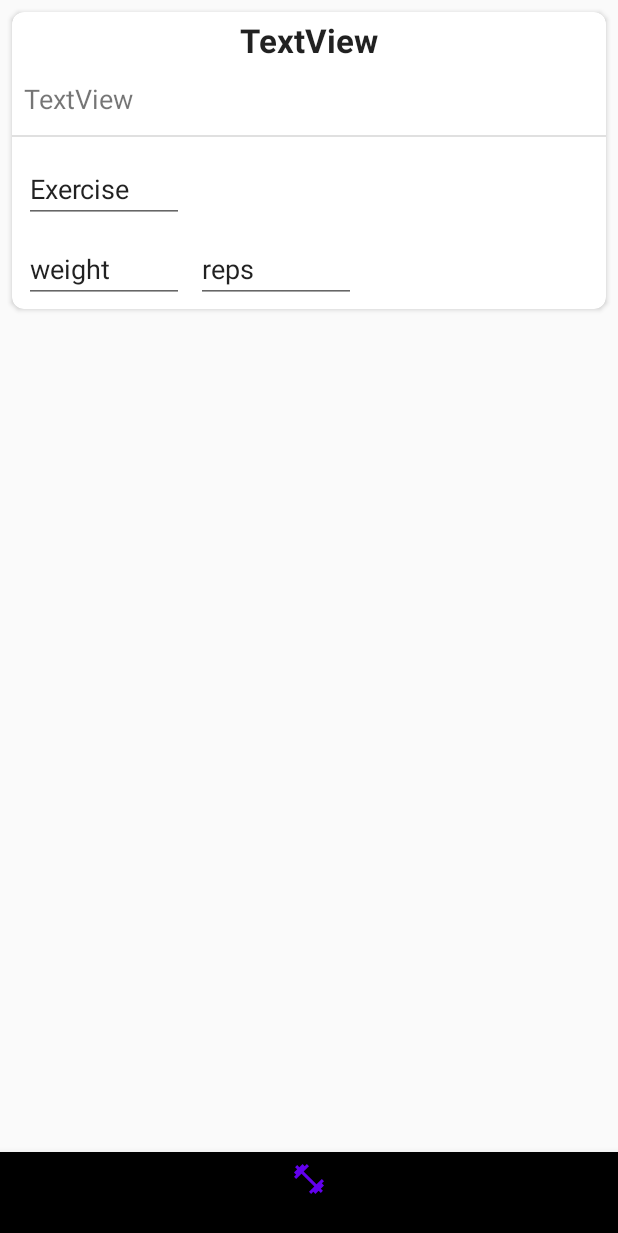
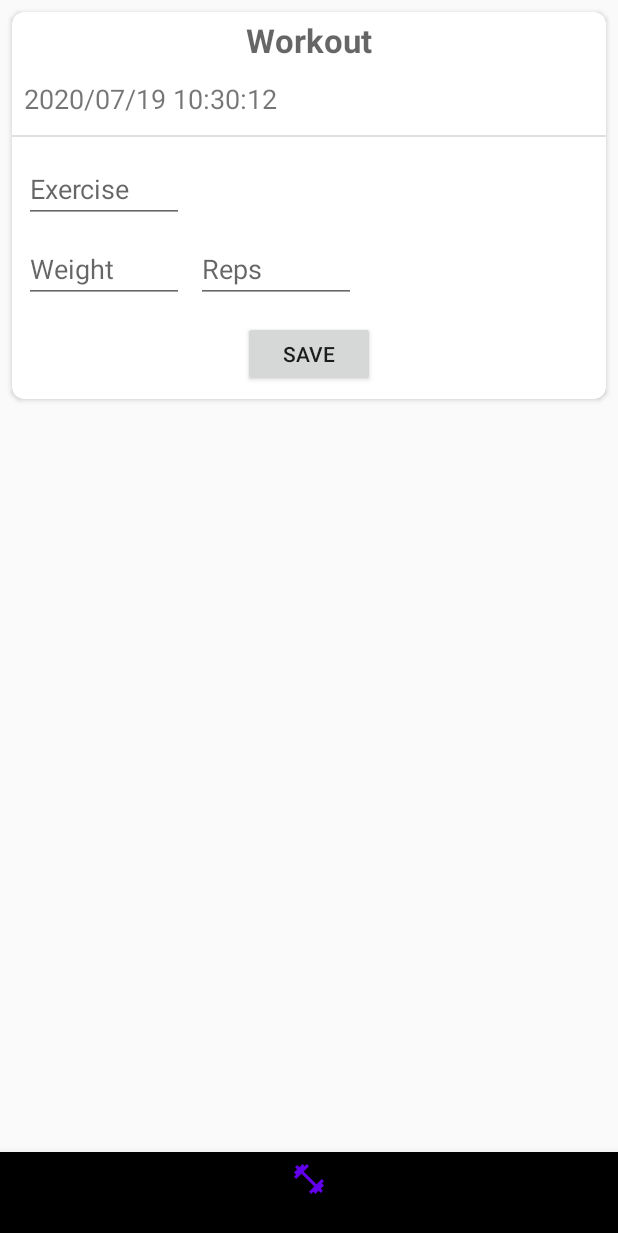
Before and after one commit to initjay/FitLift, an Android app: the fragment WorkoutDetailsFragment placed in its activity, on a phone screen of 412 x 824 dp. Shown: the top 1233 px of the screen. Run offline under Robolectric (Android 15) with nearby library versions, the phone set to English and light mode, and no system bars; libraries missing offline, so code that uses them is left out: com.parse; pictures from the network do not load; 9 statements that could not run were skipped.

Commit message:
savePost function updated with query calls changed to match new database structure.

```diff
--- a/app/build.gradle
+++ b/app/build.gradle
@@ -24,6 +24,10 @@ android {
     buildFeatures {
         viewBinding true
     }
+
+    dataBinding {
+        enabled = true
+    }
 }
 
 dependencies {
--- a/app/src/main/java/com/example/fitlift/WorkoutJournal.java
+++ b/app/src/main/java/com/example/fitlift/WorkoutJournal.java
@@ -4,7 +4,7 @@ import com.parse.ParseClassName;
 import com.parse.ParseObject;
 import com.parse.ParseUser;
 
-@ParseClassName("woJournal")
+@ParseClassName("WorkoutJournal")
 public class WorkoutJournal extends ParseObject {
 
     public static final String TAG = "Workout Journal Class";
@@ -23,4 +23,7 @@ public class WorkoutJournal extends ParseObject {
         return getParseUser(KEY_USER);
     }
 
+    public void setUser(ParseUser currentUser) {
+        put(KEY_USER, currentUser);
+    }
 }
--- a/app/src/main/java/com/example/fitlift/adapters/WorkoutJournalAdapter.java
+++ b/app/src/main/java/com/example/fitlift/adapters/WorkoutJournalAdapter.java
@@ -5,7 +5,6 @@ import android.os.Bundle;
 import android.view.LayoutInflater;
 import android.view.View;
 import android.view.ViewGroup;
-import android.widget.Toast;
 
 import androidx.annotation.NonNull;
 import androidx.fragment.app.Fragment;
@@ -61,7 +60,7 @@ public class WorkoutJournalAdapter extends RecyclerView.Adapter<WorkoutJournalAd
 
         public void bind(WorkoutJournal workoutJournal) {
             // bind the workout data to the view elements
-            binding.tvTitle.setText(workoutJournal.getTitle());
+            binding.etTitle.setText(workoutJournal.getTitle());
             binding.tvDate.setText(workoutJournal.getCreatedAt().toString());
         }
 
--- a/app/src/main/java/com/example/fitlift/fragments/WorkoutDetailsFragment.java
+++ b/app/src/main/java/com/example/fitlift/fragments/WorkoutDetailsFragment.java
@@ -1,22 +1,40 @@
 package com.example.fitlift.fragments;
 
+import android.os.Build;
 import android.os.Bundle;
 
 import androidx.annotation.NonNull;
 import androidx.annotation.Nullable;
+import androidx.annotation.RequiresApi;
 import androidx.fragment.app.Fragment;
+import androidx.fragment.app.FragmentManager;
 
+import android.util.Log;
 import android.view.LayoutInflater;
 import android.view.View;
 import android.view.ViewGroup;
 import android.widget.Toast;
 
 import com.example.fitlift.R;
+import com.example.fitlift.Workout;
+import com.example.fitlift.WorkoutJournal;
 import com.example.fitlift.databinding.FragmentWorkoutDetailsBinding;
+import com.parse.Parse;
+import com.parse.ParseException;
+import com.parse.ParseObject;
+import com.parse.ParseUser;
+import com.parse.SaveCallback;
+
+import java.time.LocalDateTime;
+import java.time.format.DateTimeFormatter;
 
 // TODO fix back button to go back to workoutFragment
 
 public class WorkoutDetailsFragment extends Fragment {
+
+    public static final String TAG = "WorkoutDetailsFragment";
+
+    private FragmentWorkoutDetailsBinding binding;
 
     public WorkoutDetailsFragment() {
         // Required empty public constructor
@@ -28,13 +46,22 @@ public class WorkoutDetailsFragment extends Fragment {
 
     }
 
+    @RequiresApi(api = Build.VERSION_CODES.O)
     @Override
     public View onCreateView(LayoutInflater inflater, ViewGroup container,
                              Bundle savedInstanceState) {
 
         // Inflate the layout for this fragment utilizing viewbinding
-        FragmentWorkoutDetailsBinding binding = FragmentWorkoutDetailsBinding.inflate(inflater, container, false);
+        binding = FragmentWorkoutDetailsBinding.inflate(inflater, container, false);
         View view = binding.getRoot();
+
+        return view;
+    }
+
+    @RequiresApi(api = Build.VERSION_CODES.O)
+    @Override
+    public void onViewCreated(@NonNull View view, @Nullable Bundle savedInstanceState) {
+        super.onViewCreated(view, savedInstanceState);
 
         Bundle bundle = getArguments();
 
@@ -43,17 +70,80 @@ public class WorkoutDetailsFragment extends Fragment {
             String title = bundle.getString("Title");
             String date = bundle.getString("Date");
 
-            binding.tvTitle.setText(title);
+            binding.etTitle.setText(title);
             binding.tvDate.setText(date);
+
+        } else {
+            DateTimeFormatter dtf = DateTimeFormatter.ofPattern("yyyy/MM/dd HH:mm:ss");
+            LocalDateTime now = LocalDateTime.now();
+            binding.tvDate.setText(dtf.format(now));
         }
 
-        return view;
+        binding.btnSave.setOnClickListener(new View.OnClickListener() {
+            @Override
+            public void onClick(View view) {
+                Log.i(TAG, "Save button clicked");
+                // grab edit text data
+                String exercise = binding.etExercise.getText().toString();
+                Integer weight = Integer.valueOf(binding.etWeight.getText().toString());
+                Integer reps = Integer.valueOf(binding.etReps.getText().toString());
+                String title = binding.etTitle.getText().toString();
+
+                try {
+                    savePost(exercise, weight, reps, title);
+                } catch (ParseException e) {
+                    Log.e(TAG, "Error in savePost:");
+                    e.printStackTrace();
+                }
+            }
+        });
+
+
+    }
+
+    private void savePost(String exercise, Integer weight, Integer reps, String title) throws ParseException {
+        WorkoutJournal workoutJournal = new WorkoutJournal();
+        workoutJournal.setTitle(title);
+        workoutJournal.setUser(ParseUser.getCurrentUser());
+
+        Workout workout = new Workout();
+        //workout.setWeight(weight);
+        //workout.addRep(reps);
+        workout.setExercise(exercise);
+
+        ParseObject weightReps = new ParseObject("WeightReps");
+        weightReps.put("weight", weight);
+        weightReps.add("reps", reps);
+
+        workout.put("journal", workoutJournal);
+        weightReps.put("workout", workout);
+
+
+        weightReps.saveInBackground(new SaveCallback() {
+            @Override
+            public void done(ParseException e) {
+                if (e != null) {
+                    Log.e(TAG, "Error while saving", e);
+                    Toast.makeText(getContext(), "Error while saving", Toast.LENGTH_SHORT).show();
+                    return;
+                }
+                Log.i(TAG, "Post save was successful!!");
+
+                binding.etTitle.setText("");
+                binding.etExercise.setText("");
+                binding.etReps.setText("");
+                binding.etWeight.setText("");
+
+                FragmentManager fragmentManager = getFragmentManager();
+                Fragment fragment = new WorkoutFragment();
+                fragmentManager.beginTransaction().replace(R.id.flContainer, fragment).commit();
+            }
+        });
     }
 
     @Override
-    public void onViewCreated(@NonNull View view, @Nullable Bundle savedInstanceState) {
-        super.onViewCreated(view, savedInstanceState);
-
+    public void onDestroyView() {
+        super.onDestroyView();
+        binding = null;
     }
-
 }
--- a/app/src/main/java/com/example/fitlift/fragments/WorkoutFragment.java
+++ b/app/src/main/java/com/example/fitlift/fragments/WorkoutFragment.java
@@ -117,6 +117,8 @@ public class WorkoutFragment extends Fragment {
         ParseQuery<WorkoutJournal> query = ParseQuery.getQuery(WorkoutJournal.class);
         // Only pull workout journals belonging to the current signed in user
         query.whereContains("user", currUser);
+        query.setLimit(20);
+        query.addDescendingOrder(WorkoutJournal.KEY_CREATED_AT);
         // include woJournal class through pointer
         // query.include(KEY_JOURNAL);
         query.findInBackground(new FindCallback<WorkoutJournal>() {
--- a/app/src/main/res/layout/fragment_workout_details.xml
+++ b/app/src/main/res/layout/fragment_workout_details.xml
@@ -16,10 +16,10 @@
         <RelativeLayout
             android:id="@+id/rvCards"
             android:layout_width="match_parent"
-            android:layout_height="match_parent">
+            android:layout_height="258dp">
 
-            <TextView
-                android:id="@+id/tvTitle"
+            <EditText
+                android:id="@+id/etTitle"
                 android:layout_width="wrap_content"
                 android:layout_height="wrap_content"
                 android:layout_centerHorizontal="true"
@@ -27,16 +27,16 @@
                 android:layout_marginTop="4dp"
                 android:layout_marginEnd="4dp"
                 android:layout_marginBottom="4dp"
-                android:text="TextView"
+                android:background="@android:color/transparent"
+                android:hint="Workout"
                 android:textAppearance="@style/TextAppearance.AppCompat.Large"
-                android:textStyle="bold"
-                tools:text="Title" />
+                android:textStyle="bold" />
 
             <TextView
                 android:id="@+id/tvDate"
                 android:layout_width="wrap_content"
                 android:layout_height="wrap_content"
-                android:layout_below="@+id/tvTitle"
+                android:layout_below="@+id/etTitle"
                 android:layout_marginStart="8dp"
                 android:layout_marginTop="8dp"
                 android:text="TextView"
@@ -62,9 +62,8 @@
                 android:layout_marginStart="8dp"
                 android:layout_marginTop="12dp"
                 android:ems="5"
-                android:hint="exercise"
-                android:inputType="textPersonName"
-                android:text="Exercise" />
+                android:hint="Exercise"
+                android:inputType="textPersonName" />
 
             <EditText
                 android:id="@+id/etWeight"
@@ -76,12 +75,11 @@
                 android:layout_marginTop="8dp"
                 android:layout_marginBottom="4dp"
                 android:ems="5"
-                android:hint="weight"
-                android:inputType="textPersonName"
-                android:text="weight" />
+                android:hint="Weight"
+                android:inputType="number" />
 
             <EditText
-                android:id="@+id/editTextTextPersonName3"
+                android:id="@+id/etReps"
                 android:layout_width="wrap_content"
                 android:layout_height="wrap_content"
                 android:layout_below="@+id/etExercise"
@@ -90,12 +88,22 @@
                 android:layout_marginBottom="4dp"
                 android:layout_toEndOf="@+id/etWeight"
                 android:ems="5"
-                android:hint="reps"
-                android:inputType="textPersonName"
-                android:text="reps" />
+                android:hint="Reps"
+                android:inputType="number" />
+
+            <Button
+                android:id="@+id/btnSave"
+                android:layout_width="wrap_content"
+                android:layout_height="wrap_content"
+                android:layout_below="@+id/etReps"
+                android:layout_centerHorizontal="true"
+                android:layout_marginTop="8dp"
+                android:layout_marginBottom="8dp"
+                android:text="Save" />
 
         </RelativeLayout>
 
     </androidx.cardview.widget.CardView>
 
+
 </FrameLayout>
--- a/app/src/main/res/layout/item_workout.xml
+++ b/app/src/main/res/layout/item_workout.xml
@@ -19,7 +19,7 @@
             android:layout_height="match_parent">
 
             <TextView
-                android:id="@+id/tvTitle"
+                android:id="@+id/etTitle"
                 android:layout_width="wrap_content"
                 android:layout_height="wrap_content"
                 android:layout_margin="4dp"
@@ -35,7 +35,7 @@
                 android:layout_alignParentTop="false"
                 android:layout_marginStart="8dp"
                 android:layout_marginTop="8dp"
-                android:layout_toEndOf="@+id/tvTitle"
+                android:layout_toEndOf="@+id/etTitle"
                 android:text="TextView"
                 tools:text="Date" />
 
--- a/app/src/main/res/layout/item_workout_journal.xml
+++ b/app/src/main/res/layout/item_workout_journal.xml
@@ -21,7 +21,7 @@
             android:layout_height="match_parent">
 
             <TextView
-                android:id="@+id/tvTitle"
+                android:id="@+id/etTitle"
                 android:layout_width="wrap_content"
                 android:layout_height="wrap_content"
                 android:layout_margin="4dp"
@@ -37,7 +37,7 @@
                 android:layout_alignParentTop="false"
                 android:layout_marginStart="8dp"
                 android:layout_marginTop="8dp"
-                android:layout_toEndOf="@+id/tvTitle"
+                android:layout_toEndOf="@+id/etTitle"
                 android:text="TextView"
                 tools:text="Date" />
 
```
Also changed, not shown: app/src/main/java/com/example/fitlift/Workout.java (+14 -5 lines), app/src/main/java/com/example/fitlift/adapters/WorkoutAdapter.java (+8 -3 lines).
